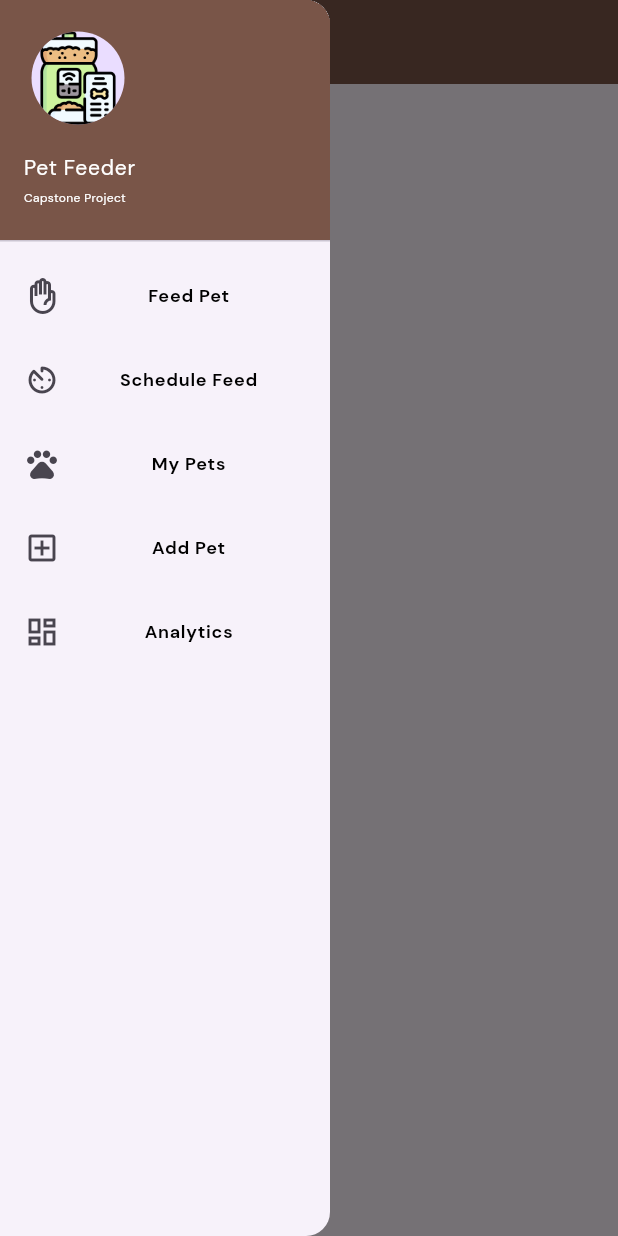
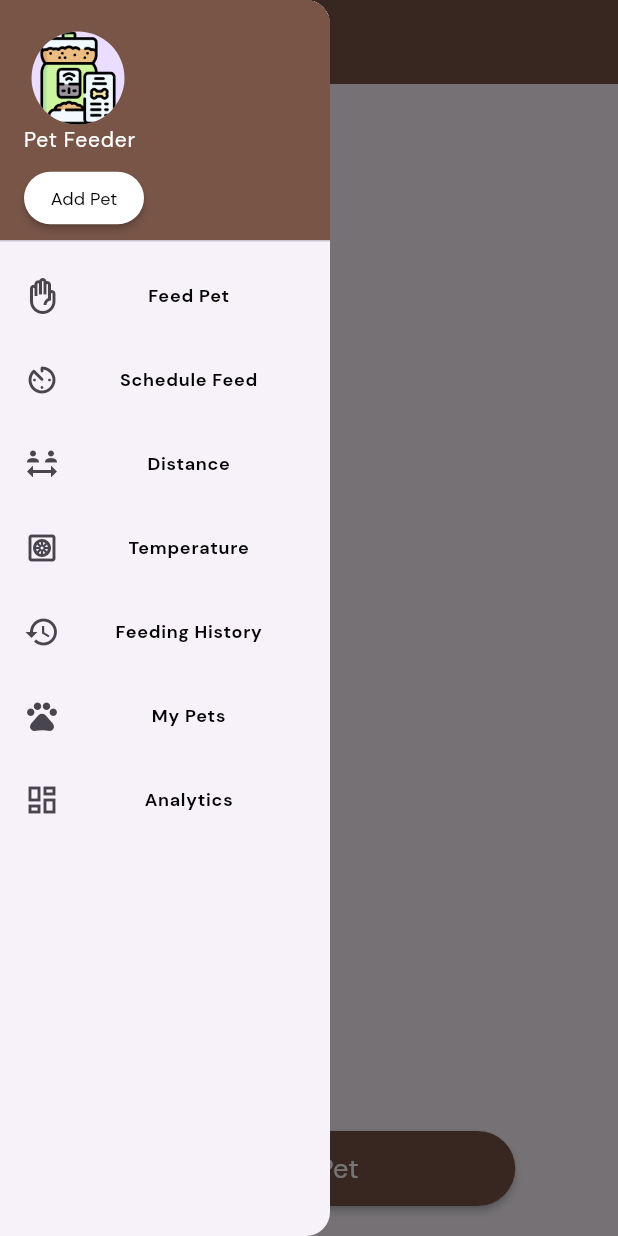
Before and after one commit to lansoyyy/pet_feeder, a Flutter app: the MyPetsScreen screen opened directly, with the side drawer open, on a phone screen of 412 x 824 dp. Run offline on Flutter 3.47's test engine with Material 3 defaults, Android fonts, the light colour scheme and no system bars; our stand-ins replace audioplayers, cloud_firestore, firebase_core, firebase_storage, fluttertoast, image_picker and 1 more; accounts and stored records are empty.

Commit message:
wip revisions

```diff
--- a/lib/screens/my_pets_screen.dart
+++ b/lib/screens/my_pets_screen.dart
@@ -1,6 +1,8 @@
 import 'package:cloud_firestore/cloud_firestore.dart';
 import 'package:flutter/material.dart';
+import 'package:pet_feeder/screens/add_pet_screen.dart';
 import 'package:pet_feeder/utils/colors.dart';
+import 'package:pet_feeder/widgets/button_widget.dart';
 import 'package:pet_feeder/widgets/drawer_widget.dart';
 import 'package:pet_feeder/widgets/text_widget.dart';
 
@@ -42,10 +44,12 @@ class MyPetsScreen extends StatelessWidget {
           color: Colors.white,
         ),
       ),
-      body: StreamBuilder<QuerySnapshot>(
+      body: Column(
+        children: [
+          StreamBuilder<QuerySnapshot>(
               stream: FirebaseFirestore.instance.collection('Pets').snapshots(),
-          builder:
-              (BuildContext context, AsyncSnapshot<QuerySnapshot> snapshot) {
+              builder: (BuildContext context,
+                  AsyncSnapshot<QuerySnapshot> snapshot) {
                 if (snapshot.hasError) {
                   print(snapshot.error);
                   return const Center(child: Text('Error'));
@@ -61,7 +65,8 @@ class MyPetsScreen extends StatelessWidget {
                 }
 
                 final data = snapshot.requireData;
-            return ListView.builder(
+                return Expanded(
+                  child: ListView.builder(
                     itemCount: data.docs.length,
                     itemBuilder: (context, index) {
                       final pet = data.docs[index];
@@ -75,19 +80,38 @@ class MyPetsScreen extends StatelessWidget {
                                 child: Icon(Icons.pets),
                               ),
                         title: Text(pet['name'] ?? ''),
-                  subtitle: Text('${pet['breed']} - ${pet['age']} years old'),
+                        subtitle:
+                            Text('${pet['breed']} - ${pet['age']} years old'),
                         onTap: () {
                           Navigator.push(
                             context,
                             MaterialPageRoute(
-                        builder: (context) => PetDetailsPage(pet: pet.data()),
+                              builder: (context) =>
+                                  PetDetailsPage(pet: pet.data()),
                             ),
                           );
                         },
                       );
                     },
+                  ),
                 );
               }),
+          const SizedBox(
+            height: 20,
+          ),
+          ButtonWidget(
+            radius: 100,
+            label: 'Add Pet',
+            onPressed: () {
+              Navigator.of(context).pushReplacement(MaterialPageRoute(
+                  builder: (context) => const AddPetScreen()));
+            },
+          ),
+          const SizedBox(
+            height: 20,
+          ),
+        ],
+      ),
     );
   }
 }
--- a/lib/widgets/drawer_widget.dart
+++ b/lib/widgets/drawer_widget.dart
@@ -4,6 +4,7 @@ import 'package:pet_feeder/screens/analytics_screen.dart';
 import 'package:pet_feeder/screens/home_screen.dart';
 import 'package:pet_feeder/screens/my_pets_screen.dart';
 import 'package:pet_feeder/screens/schedule_feed.dart';
+import 'package:pet_feeder/widgets/button_widget.dart';
 import 'package:pet_feeder/widgets/text_widget.dart';
 
 class DrawerWidget extends StatefulWidget {
@@ -26,8 +27,19 @@ class _MyDrawerState extends State<DrawerWidget> {
               decoration: const BoxDecoration(
                 color: Colors.brown,
               ),
-              accountEmail: TextWidget(
-                  text: 'Capstone Project', fontSize: 8, color: Colors.white),
+              accountEmail: ButtonWidget(
+                label: 'Add Pet',
+                onPressed: () {
+                  Navigator.of(context).pushReplacement(MaterialPageRoute(
+                      builder: (context) => const AddPetScreen()));
+                },
+                radius: 100,
+                color: Colors.white,
+                width: 80,
+                height: 35,
+                textColor: Colors.black,
+                fontSize: 12,
+              ),
               accountName: TextWidget(
                 text: 'Pet Feeder',
                 fontSize: 14,
@@ -69,6 +81,36 @@ class _MyDrawerState extends State<DrawerWidget> {
               },
             ),
             ListTile(
+              leading: const Icon(Icons.social_distance),
+              title: TextWidget(
+                text: 'Distance',
+                fontSize: 12,
+                color: Colors.black,
+                fontFamily: 'Bold',
+              ),
+              onTap: () {},
+            ),
+            ListTile(
+              leading: const Icon(Icons.heat_pump_outlined),
+              title: TextWidget(
+                text: 'Temperature',
+                fontSize: 12,
+                color: Colors.black,
+                fontFamily: 'Bold',
+              ),
+              onTap: () {},
+            ),
+            ListTile(
+              leading: const Icon(Icons.history),
+              title: TextWidget(
+                text: 'Feeding History',
+                fontSize: 12,
+                color: Colors.black,
+                fontFamily: 'Bold',
+              ),
+              onTap: () {},
+            ),
+            ListTile(
               leading: const Icon(Icons.pets_outlined),
               title: TextWidget(
                 text: 'My Pets',
@@ -79,19 +121,6 @@ class _MyDrawerState extends State<DrawerWidget> {
               onTap: () {
                 Navigator.of(context).pushReplacement(MaterialPageRoute(
                     builder: (context) => const MyPetsScreen()));
-              },
-            ),
-            ListTile(
-              leading: const Icon(Icons.add_box_outlined),
-              title: TextWidget(
-                text: 'Add Pet',
-                fontSize: 12,
-                color: Colors.black,
-                fontFamily: 'Bold',
-              ),
-              onTap: () {
-                Navigator.of(context).pushReplacement(MaterialPageRoute(
-                    builder: (context) => const AddPetScreen()));
               },
             ),
             ListTile(
```
Also changed, not shown: lib/screens/alarm_screen.dart (+20 -5 lines), lib/screens/home_screen.dart (+9 -52 lines), lib/screens/schedule_feed.dart (+0 -20 lines). Lines whose indentation alone changed are shown as unchanged.
